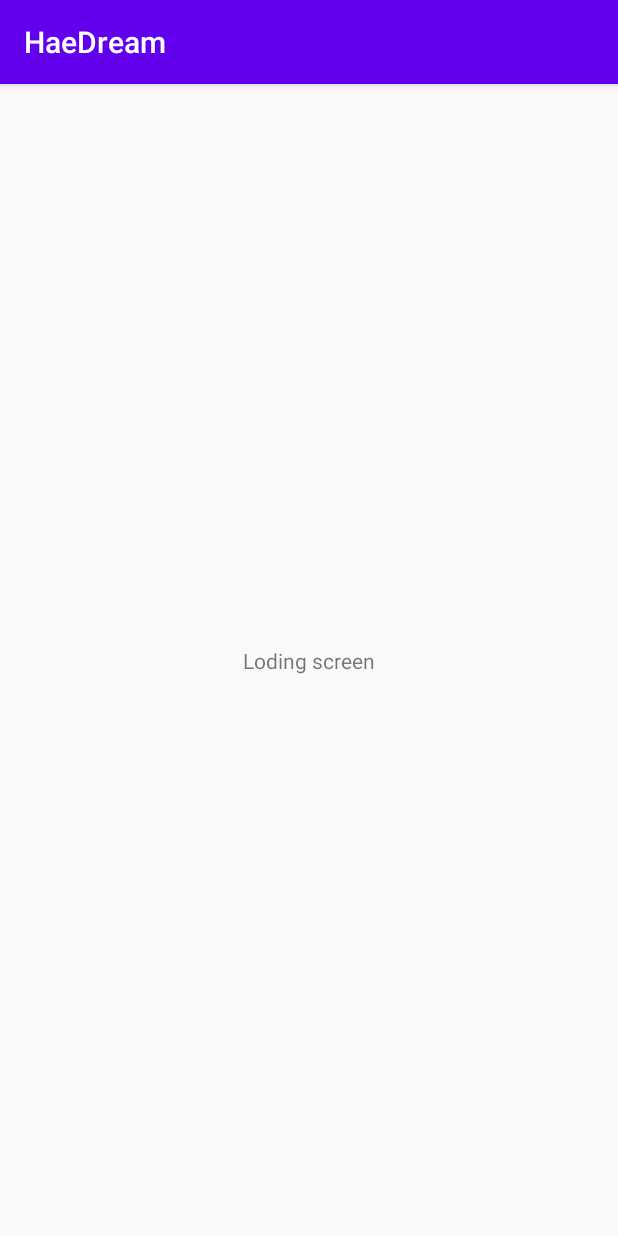
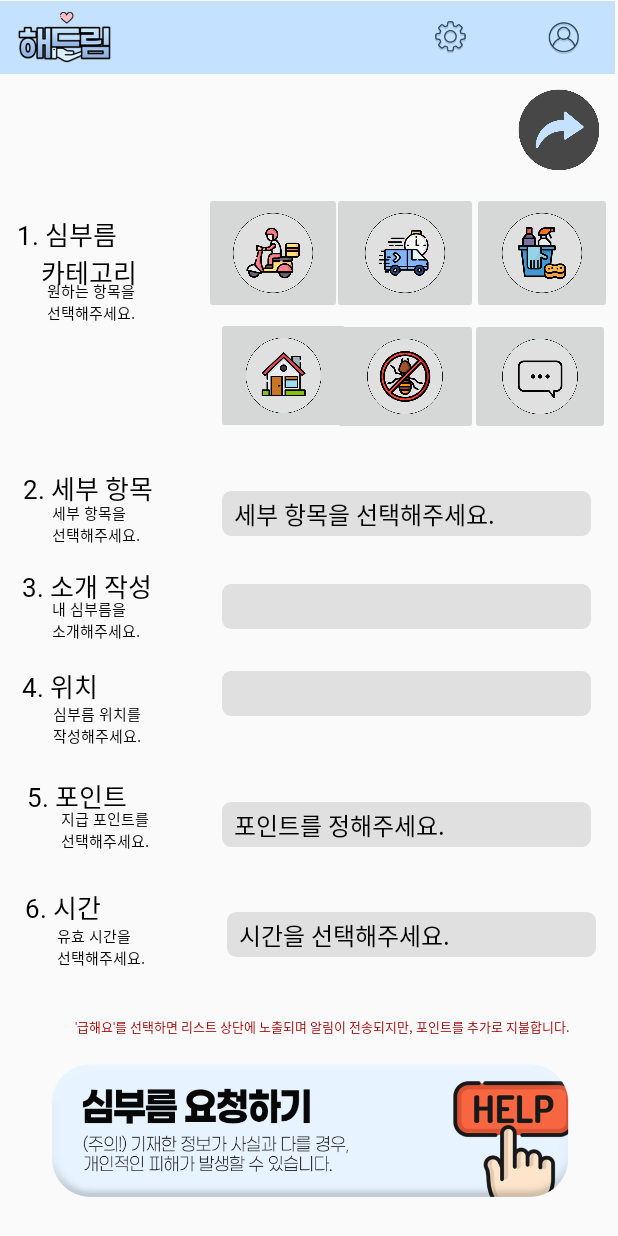
Before and after one commit to 2021-02-Android/HaeDream, an Android app: the screen it shows after launch (MainActivity), on a phone screen of 412 x 824 dp. Run offline under Robolectric (Android 15) with nearby library versions, the phone set to English and light mode, and no system bars.

Commit message:
min helpcall push

```diff
--- a/app/src/main/java/com/example/haedream/MainActivity.java
+++ b/app/src/main/java/com/example/haedream/MainActivity.java
@@ -3,12 +3,69 @@ package com.example.haedream;
 import androidx.appcompat.app.AppCompatActivity;
 
 import android.os.Bundle;
+import android.view.View;
+import android.widget.AdapterView;
+import android.widget.ArrayAdapter;
+import android.widget.Spinner;
 
 public class MainActivity extends AppCompatActivity {
+    Spinner spinner1;
+    Spinner spinner2;
+    Spinner spinner3;
 
     @Override
     protected void onCreate(Bundle savedInstanceState) {
         super.onCreate(savedInstanceState);
-        setContentView(R.layout.activity_main);
+        setContentView(R.layout.helpcall);
+
+        View decorView = getWindow().getDecorView();
+
+        int uiOptions = View.SYSTEM_UI_FLAG_FULLSCREEN;
+        decorView.setSystemUiVisibility(uiOptions);
+
+        spinner1 = findViewById(R.id.spinner1);//심부름 항목
+        spinner2= findViewById(R.id.spinner2); //포인트
+        spinner3 = findViewById(R.id.spinner3);//시간
+
+        ArrayAdapter helpAdapter = ArrayAdapter.createFromResource(this, R.array.drive_array, android.R.layout.simple_spinner_dropdown_item);
+        ArrayAdapter pointAdapter = ArrayAdapter.createFromResource(this, R.array.my_array, android.R.layout.simple_spinner_dropdown_item);
+        ArrayAdapter timeAdapter = ArrayAdapter.createFromResource(this, R.array.time_array, android.R.layout.simple_spinner_dropdown_item);
+
+        helpAdapter.setDropDownViewResource(android.R.layout.simple_spinner_dropdown_item);
+        spinner1.setAdapter(helpAdapter); //어댑터에 연결해줍니다.
+        spinner1.setOnItemSelectedListener(new AdapterView.OnItemSelectedListener(){
+
+            @Override
+            public void onItemSelected(AdapterView<?> adapterView, View view, int i, long l) { }
+
+            @Override
+            public void onNothingSelected(AdapterView<?> adapterView) { }
+        });
+
+        pointAdapter.setDropDownViewResource(android.R.layout.simple_spinner_dropdown_item);
+        spinner2.setAdapter(pointAdapter); //어댑터에 연결
+        spinner2.setOnItemSelectedListener(new AdapterView.OnItemSelectedListener(){
+
+            @Override
+            public void onItemSelected(AdapterView<?> adapterView, View view, int i, long l) {
+
+            }
+
+            @Override
+            public void onNothingSelected(AdapterView<?> adapterView) {
+
+            }
+        });
+
+        timeAdapter.setDropDownViewResource(android.R.layout.simple_spinner_dropdown_item);
+        spinner3.setAdapter(timeAdapter); //어댑터에 연결해줍니다.
+        spinner3.setOnItemSelectedListener(new AdapterView.OnItemSelectedListener(){
+
+            @Override
+            public void onItemSelected(AdapterView<?> adapterView, View view, int i, long l) { }
+
+            @Override
+            public void onNothingSelected(AdapterView<?> adapterView) { }
+        });
     }
 }
--- /dev/null
+++ b/app/src/main/res/drawable/input.xml
@@ -0,0 +1,28 @@
+<?xml version="1.0" encoding="utf-8"?>
+<layer-list xmlns:android="http://schemas.android.com/apk/res/android">
+    <item>
+        <shape android:shape="rectangle">
+            <stroke android:width = "1dp" android:color = "#E0E0E0"/>
+            <corners
+                android:bottomRightRadius="5dp"
+                android:bottomLeftRadius="5dp"
+                android:topLeftRadius="5dp"
+                android:topRightRadius="5dp"/>
+        </shape>
+    </item>
+
+    <item
+        android:bottom="1dp"
+        android:left="1dp"
+        android:right="1dp"
+        android:top="1dp">
+        <shape android:shape="rectangle">
+            <solid android:color="#E0E0E0"/>
+            <corners
+                android:bottomRightRadius="5dp"
+                android:bottomLeftRadius="5dp"
+                android:topLeftRadius="5dp"
+                android:topRightRadius="5dp"/>
+        </shape>
+    </item>
+</layer-list>
--- a/app/src/main/res/layout/activity_main.xml
+++ b/app/src/main/res/layout/activity_main.xml
@@ -15,4 +15,5 @@
         app:layout_constraintRight_toRightOf="parent"
         app:layout_constraintTop_toTopOf="parent" />
 
+
 </androidx.constraintlayout.widget.ConstraintLayout>
--- /dev/null
+++ b/app/src/main/res/layout/helpcall.xml
@@ -0,0 +1,434 @@
+<?xml version="1.0" encoding="utf-8"?>
+<androidx.constraintlayout.widget.ConstraintLayout xmlns:android="http://schemas.android.com/apk/res/android"
+    xmlns:app="http://schemas.android.com/apk/res-auto"
+    xmlns:tools="http://schemas.android.com/tools"
+    android:layout_width="match_parent"
+    android:layout_height="match_parent"
+    android:background="#00FFFFFF"
+    android:backgroundTint="#05FFFFFF"
+    tools:context=".MainActivity">
+
+    <ImageView
+        android:id="@+id/highbar"
+        android:layout_width="410dp"
+        android:layout_height="50dp"
+        app:layout_constraintEnd_toEndOf="parent"
+        app:layout_constraintHorizontal_bias="0.052"
+        app:layout_constraintStart_toStartOf="parent"
+        app:layout_constraintTop_toTopOf="parent"
+        app:srcCompat="@drawable/bar2" />
+
+    <ImageButton
+        android:id="@+id/imageButton"
+        android:layout_width="78dp"
+        android:layout_height="50dp"
+        android:backgroundTint="#00BFDEF6"
+        android:scaleType="fitCenter"
+        app:layout_constraintBottom_toBottomOf="parent"
+        app:layout_constraintHorizontal_bias="0.783"
+        app:layout_constraintLeft_toLeftOf="parent"
+        app:layout_constraintRight_toRightOf="parent"
+        app:layout_constraintTop_toTopOf="parent"
+        app:layout_constraintVertical_bias="0.0"
+        app:srcCompat="@drawable/sal" />
+
+    <ImageButton
+        android:id="@+id/myBut"
+        android:layout_width="72dp"
+        android:layout_height="49dp"
+        android:backgroundTint="#00BFDEF6"
+        android:scaleType="fitCenter"
+        app:layout_constraintBottom_toBottomOf="parent"
+        app:layout_constraintHorizontal_bias="1.0"
+        app:layout_constraintLeft_toLeftOf="parent"
+        app:layout_constraintRight_toRightOf="parent"
+        app:layout_constraintTop_toTopOf="parent"
+        app:layout_constraintVertical_bias="0.0"
+        app:srcCompat="@drawable/my" />
+
+    <ImageButton
+        android:id="@+id/move"
+        android:layout_width="97dp"
+        android:layout_height="81dp"
+        android:scaleType="fitCenter"
+        app:layout_constraintBottom_toBottomOf="parent"
+        app:layout_constraintHorizontal_bias="0.703"
+        app:layout_constraintLeft_toLeftOf="parent"
+        app:layout_constraintRight_toRightOf="parent"
+        app:layout_constraintTop_toTopOf="parent"
+        app:layout_constraintVertical_bias="0.172"
+        app:srcCompat="@drawable/move1" />
+
+    <TextView
+        android:id="@+id/textView3"
+        android:layout_width="wrap_content"
+        android:layout_height="wrap_content"
+        android:fontFamily="@font/font_bold"
+        android:foregroundTint="#121111"
+        android:text="1. 심부름 \n    카테고리"
+        android:textColor="@color/black"
+        android:textSize="17dp"
+        app:layout_constraintBottom_toBottomOf="parent"
+        app:layout_constraintHorizontal_bias="0.035"
+        app:layout_constraintLeft_toLeftOf="parent"
+        app:layout_constraintRight_toRightOf="parent"
+        app:layout_constraintTop_toTopOf="parent"
+        app:layout_constraintVertical_bias="0.185" />
+
+    <ImageButton
+        android:id="@+id/clean"
+        android:layout_width="93dp"
+        android:layout_height="81dp"
+        android:scaleType="fitCenter"
+        app:layout_constraintBottom_toBottomOf="parent"
+        app:layout_constraintHorizontal_bias="0.987"
+        app:layout_constraintLeft_toLeftOf="parent"
+        app:layout_constraintRight_toRightOf="parent"
+        app:layout_constraintTop_toTopOf="parent"
+        app:layout_constraintVertical_bias="0.172"
+        app:srcCompat="@drawable/clean1"
+        tools:ignore="SpeakableTextPresentCheck" />
+
+    <ImageButton
+        android:id="@+id/anything"
+        android:layout_width="93dp"
+        android:layout_height="78dp"
+        android:scaleType="fitCenter"
+        app:layout_constraintBottom_toBottomOf="parent"
+        app:layout_constraintHorizontal_bias="0.984"
+        app:layout_constraintLeft_toLeftOf="parent"
+        app:layout_constraintRight_toRightOf="parent"
+        app:layout_constraintTop_toTopOf="parent"
+        app:layout_constraintVertical_bias="0.284"
+        app:srcCompat="@drawable/anything1" />
+
+    <ImageButton
+        android:id="@+id/homework"
+        android:layout_width="90dp"
+        android:layout_height="78dp"
+        android:scaleType="fitCenter"
+        app:layout_constraintBottom_toBottomOf="parent"
+        app:layout_constraintHorizontal_bias="0.447"
+        app:layout_constraintLeft_toLeftOf="parent"
+        app:layout_constraintRight_toRightOf="parent"
+        app:layout_constraintTop_toTopOf="parent"
+        app:layout_constraintVertical_bias="0.283"
+        app:srcCompat="@drawable/home1" />
+
+    <ImageButton
+        android:id="@+id/insect"
+        android:layout_width="97dp"
+        android:layout_height="78dp"
+        android:scaleType="fitCenter"
+        app:layout_constraintBottom_toBottomOf="parent"
+        app:layout_constraintHorizontal_bias="0.703"
+        app:layout_constraintLeft_toLeftOf="parent"
+        app:layout_constraintRight_toRightOf="parent"
+        app:layout_constraintTop_toTopOf="parent"
+        app:layout_constraintVertical_bias="0.284"
+        app:srcCompat="@drawable/insect1" />
+
+    <ImageButton
+        android:id="@+id/driving"
+        android:layout_width="92dp"
+        android:layout_height="81dp"
+        android:layout_marginLeft="136dp"
+        android:scaleType="fitCenter"
+        app:layout_constraintBottom_toBottomOf="parent"
+        app:layout_constraintLeft_toLeftOf="parent"
+        app:layout_constraintTop_toTopOf="parent"
+        app:layout_constraintVertical_bias="0.172"
+        app:srcCompat="@drawable/bae1" />
+
+    <TextView
+        android:id="@+id/textView"
+        android:layout_width="wrap_content"
+        android:layout_height="wrap_content"
+        android:fontFamily="@font/font_medium"
+        android:text=" 원하는 항목을 \n 선택해주세요."
+        android:textColor="@color/black"
+        android:textSize="10dp"
+        app:layout_constraintBottom_toBottomOf="parent"
+        app:layout_constraintHorizontal_bias="0.082"
+        app:layout_constraintLeft_toLeftOf="parent"
+        app:layout_constraintRight_toRightOf="parent"
+        app:layout_constraintTop_toTopOf="parent"
+        app:layout_constraintVertical_bias="0.235" />
+
+    <ImageButton
+        android:id="@+id/backhome"
+        android:layout_width="54dp"
+        android:layout_height="54dp"
+        android:backgroundTint="#00FFFFFF"
+        android:padding="0sp"
+        android:scaleType="centerCrop"
+        app:layout_constraintBottom_toBottomOf="parent"
+        app:layout_constraintHorizontal_bias="0.964"
+        app:layout_constraintLeft_toLeftOf="parent"
+        app:layout_constraintRight_toRightOf="parent"
+        app:layout_constraintTop_toTopOf="parent"
+        app:layout_constraintVertical_bias="0.077"
+        app:srcCompat="@drawable/back" />
+
+    <TextView
+        android:id="@+id/textView2"
+        android:layout_width="wrap_content"
+        android:layout_height="wrap_content"
+        android:fontFamily="@font/font_bold"
+        android:text="2. 세부 항목"
+        android:textColor="@color/black"
+        android:textSize="17dp"
+        app:layout_constraintBottom_toBottomOf="parent"
+        app:layout_constraintHorizontal_bias="0.047"
+        app:layout_constraintLeft_toLeftOf="parent"
+        app:layout_constraintRight_toRightOf="parent"
+        app:layout_constraintTop_toTopOf="parent"
+        app:layout_constraintVertical_bias="0.391" />
+
+    <TextView
+        android:id="@+id/textView4"
+        android:layout_width="wrap_content"
+        android:layout_height="wrap_content"
+        android:layout_marginStart="32dp"
+        android:fontFamily="@font/font_medium"
+        android:text=" 세부 항목을 \n 선택해주세요."
+        android:textColor="@color/black"
+        android:textSize="10dp"
+        app:layout_constraintBottom_toBottomOf="parent"
+        app:layout_constraintHorizontal_bias="0.107"
+        app:layout_constraintLeft_toLeftOf="parent"
+        app:layout_constraintRight_toRightOf="parent"
+        app:layout_constraintStart_toStartOf="parent"
+        app:layout_constraintTop_toTopOf="parent"
+        app:layout_constraintVertical_bias="0.421" />
+
+    <TextView
+        android:id="@+id/textView17"
+        android:layout_width="wrap_content"
+        android:layout_height="wrap_content"
+        android:fontFamily="@font/font_medium"
+        android:text="'급해요'를 선택하면 리스트 상단에 노출되며 알림이 전송되지만, 포인트를 추가로 지불합니다."
+        android:textColor="#A60202"
+        android:textSize="4pt"
+        app:layout_constraintBottom_toBottomOf="parent"
+        app:layout_constraintHorizontal_bias="0.608"
+        app:layout_constraintLeft_toLeftOf="parent"
+        app:layout_constraintRight_toRightOf="parent"
+        app:layout_constraintTop_toTopOf="parent"
+        app:layout_constraintVertical_bias="0.836" />
+
+    <EditText
+        android:id="@+id/editText"
+        android:layout_width="246dp"
+        android:layout_height="30dp"
+        android:layout_marginTop="32dp"
+        android:layout_weight="1"
+        android:background="@drawable/input"
+        android:ems="10"
+        android:fontFamily="@font/font_medium"
+        android:importantForAutofill="no"
+        android:inputType="text"
+        app:layout_constraintEnd_toEndOf="parent"
+        app:layout_constraintHorizontal_bias="0.891"
+        app:layout_constraintStart_toStartOf="parent"
+        app:layout_constraintTop_toBottomOf="@+id/spinner1"
+        tools:ignore="TouchTargetSizeCheck,TextContrastCheck" />
+
+    <TextView
+        android:id="@+id/textView9"
+        android:layout_width="wrap_content"
+        android:layout_height="wrap_content"
+        android:fontFamily="@font/font_bold"
+        android:text="3. 소개 작성"
+        android:textColor="@color/black"
+        android:textSize="17dp"
+        app:layout_constraintBottom_toBottomOf="parent"
+        app:layout_constraintHorizontal_bias="0.046"
+        app:layout_constraintLeft_toLeftOf="parent"
+        app:layout_constraintRight_toRightOf="parent"
+        app:layout_constraintTop_toTopOf="parent"
+        app:layout_constraintVertical_bias="0.473" />
+
+    <TextView
+        android:id="@+id/textView10"
+        android:layout_width="wrap_content"
+        android:layout_height="wrap_content"
+        android:fontFamily="@font/font_medium"
+        android:text="내 심부름을 \n소개해주세요."
+        android:textColor="@color/black"
+        android:textSize="10dp"
+        app:layout_constraintBottom_toBottomOf="parent"
+        app:layout_constraintHorizontal_bias="0.099"
+        app:layout_constraintLeft_toLeftOf="parent"
+        app:layout_constraintRight_toRightOf="parent"
+        app:layout_constraintTop_toTopOf="parent"
+        app:layout_constraintVertical_bias="0.502" />
+
+    <EditText
+        android:id="@+id/editText2"
+        android:layout_width="246dp"
+        android:layout_height="30dp"
+        android:layout_marginTop="28dp"
+        android:layout_weight="1"
+        android:background="@drawable/input"
+        android:ems="10"
+        android:fontFamily="@font/font_medium"
+        android:importantForAutofill="no"
+        android:inputType="text"
+        app:layout_constraintEnd_toEndOf="parent"
+        app:layout_constraintHorizontal_bias="0.89"
+        app:layout_constraintStart_toStartOf="parent"
+        app:layout_constraintTop_toBottomOf="@+id/editText"
+        tools:ignore="TouchTargetSizeCheck,TextContrastCheck" />
+
+    <Spinner
+        android:id="@+id/spinner2"
+        android:layout_width="246dp"
+        android:layout_height="30dp"
+        android:layout_marginTop="1dp"
+        android:background="@drawable/input"
+        android:dropDownWidth="200dp"
+        android:spinnerMode="dropdown"
+        app:layout_constraintBottom_toBottomOf="parent"
+        app:layout_constraintHorizontal_bias="0.891"
+        app:layout_constraintLeft_toLeftOf="parent"
+        app:layout_constraintRight_toRightOf="parent"
+        app:layout_constraintTop_toBottomOf="@+id/insect"
+        app:layout_constraintVertical_bias="0.484"></Spinner>
+
+    <Spinner
+        android:id="@+id/spinner3"
+        android:layout_width="246dp"
+        android:layout_height="30dp"
+        android:layout_marginTop="1dp"
+        android:background="@drawable/input"
+        android:dropDownWidth="200dp"
+        android:spinnerMode="dropdown"
+        app:layout_constraintBottom_toBottomOf="parent"
+        app:layout_constraintHorizontal_bias="0.911"
+        app:layout_constraintLeft_toLeftOf="parent"
+        app:layout_constraintRight_toRightOf="parent"
+        app:layout_constraintTop_toBottomOf="@+id/insect"
+        app:layout_constraintVertical_bias="0.63"></Spinner>
+
+    <TextView
+        android:id="@+id/textView13"
+        android:layout_width="wrap_content"
+        android:layout_height="wrap_content"
+        android:fontFamily="@font/font_bold"
+        android:text="5. 포인트"
+        android:textColor="@color/black"
+        android:textSize="17dp"
+        app:layout_constraintBottom_toBottomOf="parent"
+        app:layout_constraintHorizontal_bias="0.052"
+        app:layout_constraintLeft_toLeftOf="parent"
+        app:layout_constraintRight_toRightOf="parent"
+        app:layout_constraintTop_toTopOf="parent"
+        app:layout_constraintVertical_bias="0.649" />
+
+    <TextView
+        android:id="@+id/textView14"
+        android:layout_width="wrap_content"
+        android:layout_height="wrap_content"
+        android:fontFamily="@font/font_medium"
+        android:text="지급 포인트를 \n선택해주세요."
+        android:textColor="@color/black"
+        android:textSize="10dp"
+        app:layout_constraintBottom_toBottomOf="parent"
+        app:layout_constraintHorizontal_bias="0.116"
+        app:layout_constraintLeft_toLeftOf="parent"
+        app:layout_constraintRight_toRightOf="parent"
+        app:layout_constraintTop_toTopOf="parent"
+        app:layout_constraintVertical_bias="0.678" />
+
+    <TextView
+        android:id="@+id/textView11"
+        android:layout_width="wrap_content"
+        android:layout_height="wrap_content"
+        android:fontFamily="@font/font_bold"
+        android:text="4. 위치"
+        android:textColor="@color/black"
+        android:textSize="17dp"
+        app:layout_constraintBottom_toBottomOf="parent"
+        app:layout_constraintHorizontal_bias="0.041"
+        app:layout_constraintLeft_toLeftOf="parent"
+        app:layout_constraintRight_toRightOf="parent"
+        app:layout_constraintTop_toTopOf="parent"
+        app:layout_constraintVertical_bias="0.557" />
+
+    <TextView
+        android:id="@+id/textView12"
+        android:layout_width="wrap_content"
+        android:layout_height="wrap_content"
+        android:fontFamily="@font/font_medium"
+        android:text="심부름 위치를\n작성해주세요."
+        android:textColor="@color/black"
+        android:textSize="10dp"
+        app:layout_constraintBottom_toBottomOf="parent"
+        app:layout_constraintHorizontal_bias="0.1"
+        app:layout_constraintLeft_toLeftOf="parent"
+        app:layout_constraintRight_toRightOf="parent"
+        app:layout_constraintTop_toTopOf="parent"
+        app:layout_constraintVertical_bias="0.59" />
+
+    <TextView
+        android:id="@+id/textView15"
+        android:layout_width="wrap_content"
+        android:layout_height="wrap_content"
+        android:fontFamily="@font/font_bold"
+        android:text="6. 시간"
+        android:textColor="@color/black"
+        android:textSize="17dp"
+        app:layout_constraintBottom_toBottomOf="parent"
+        app:layout_constraintHorizontal_bias="0.047"
+        app:layout_constraintLeft_toLeftOf="parent"
+        app:layout_constraintRight_toRightOf="parent"
+        app:layout_constraintTop_toTopOf="parent"
+        app:layout_constraintVertical_bias="0.742" />
+
+    <TextView
+        android:id="@+id/textView16"
+        android:layout_width="wrap_content"
+        android:layout_height="wrap_content"
+        android:fontFamily="@font/font_medium"
+        android:text="유효 시간을 \n선택해주세요."
+        android:textColor="@color/black"
+        android:textSize="10dp"
+        app:layout_constraintBottom_toBottomOf="parent"
+        app:layout_constraintHorizontal_bias="0.108"
+        app:layout_constraintLeft_toLeftOf="parent"
+        app:layout_constraintRight_toRightOf="parent"
+        app:layout_constraintTop_toTopOf="parent"
+        app:layout_constraintVertical_bias="0.776" />
+
+    <ImageButton
+        android:id="@+id/helpBut"
+        android:layout_width="358dp"
+        android:layout_height="90dp"
+        android:backgroundTint="#00FFFFFF"
+        android:padding="0sp"
+        android:scaleType="centerCrop"
+        app:layout_constraintBottom_toBottomOf="parent"
+        app:layout_constraintHorizontal_bias="0.492"
+        app:layout_constraintLeft_toLeftOf="parent"
+        app:layout_constraintRight_toRightOf="parent"
+        app:layout_constraintTop_toBottomOf="@+id/textView17"
+        app:layout_constraintVertical_bias="0.428"
+        app:srcCompat="@drawable/help1" />
+
+    <Spinner
+        android:id="@+id/spinner1"
+        android:layout_width="246dp"
+        android:layout_height="30dp"
+        android:layout_marginTop="1dp"
+        android:background="@drawable/input"
+        android:dropDownWidth="200dp"
+        android:spinnerMode="dropdown"
+        app:layout_constraintBottom_toBottomOf="parent"
+        app:layout_constraintHorizontal_bias="0.891"
+        app:layout_constraintLeft_toLeftOf="parent"
+        app:layout_constraintRight_toRightOf="parent"
+        app:layout_constraintTop_toBottomOf="@+id/insect"
+        app:layout_constraintVertical_bias="0.071"></Spinner>
+
+</androidx.constraintlayout.widget.ConstraintLayout>
--- /dev/null
+++ b/app/src/main/res/values/array.xml
@@ -0,0 +1,31 @@
+<?xml version="1.0" encoding="utf-8"?>
+<resources>
+    <string-array name="my_array">
+        <item> 포인트를 정해주세요. </item>
+        <item> 100포인트 </item>
+        <item> 200포인트 </item>
+        <item> 300포인트 </item>
+        <item> 400포인트 </item>
+        <item> 500포인트 </item>
+    </string-array>
+
+    <string-array name="time_array">
+        <item> 시간을 선택해주세요. </item>
+        <item> 30분 이내 </item>
+        <item> 1시간 이내 </item>
+        <item> 1시간 반 이내 </item>
+        <item> 2시간 이내 </item>
+        <item> 3시간 이내 </item>
+    </string-array>
+
+    <string-array name="drive_array">
+        <item> 세부 항목을 선택해주세요. </item>
+        <item> 배달 - 식,음료</item>
+        <item> 이사 - 짐 나르기, 이동 </item>
+        <item> 청소 - 화장실,방,거실 </item>
+        <item> 집안일 - 설거지, 전등교체 </item>
+        <item> 벌레잡기 </item>
+        <item> 기타 </item>
+    </string-array>
+
+</resources>
--- a/app/src/main/res/values/themes.xml
+++ b/app/src/main/res/values/themes.xml
@@ -1,6 +1,6 @@
 <resources xmlns:tools="http://schemas.android.com/tools">
     <!-- Base application theme. -->
-    <style name="Theme.HaeDream" parent="Theme.AppCompat.DayNight.DarkActionBar">
+    <style name="Theme.HaeDream" parent="Theme.AppCompat.DayNight.NoActionBar">
         <!-- Primary brand color. -->
         <item name="colorPrimary">@color/purple_500</item>
         <item name="colorPrimaryVariant">@color/purple_700</item>
```
Also changed, not shown: app/src/main/res/drawable/anything1.png (added), app/src/main/res/drawable/back.png (added), app/src/main/res/drawable/bae1.png (added), app/src/main/res/drawable/bar.png (added), app/src/main/res/drawable/bar2.png (added), app/src/main/res/drawable/clean1.png (added), app/src/main/res/drawable/help1.png (added), app/src/main/res/drawable/home1.png (added), app/src/main/res/drawable/insect1.png (added), app/src/main/res/drawable/move1.png (added), app/src/main/res/drawable/my.png (added), app/src/main/res/drawable/sal.png (added).
